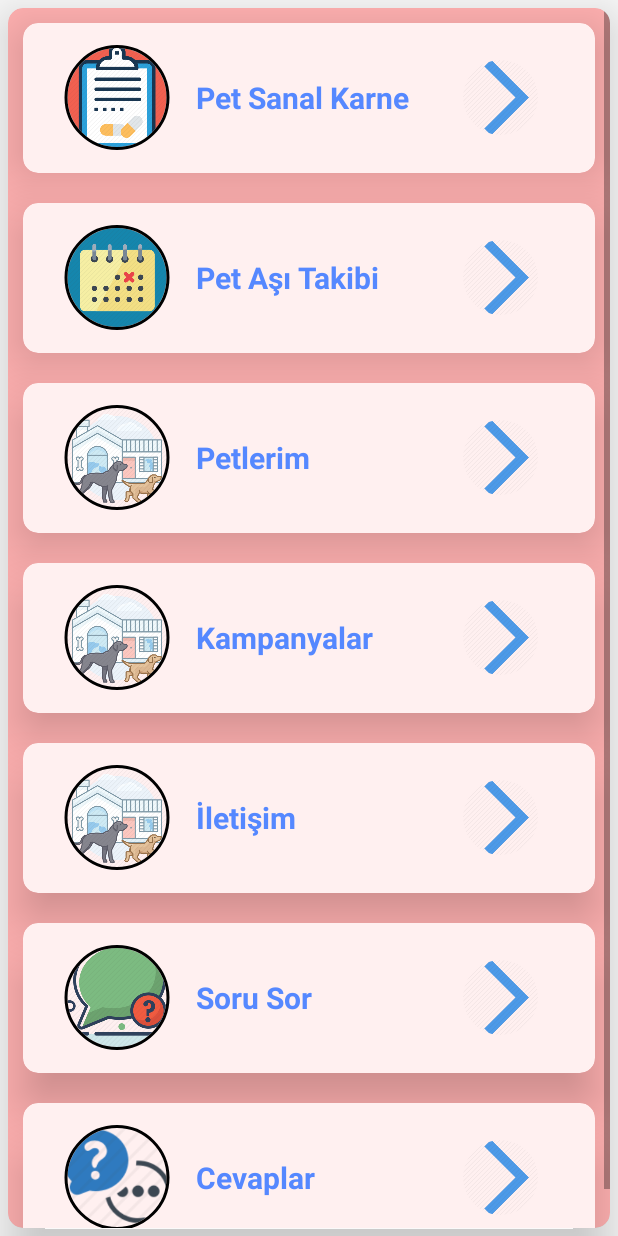
After one commit to Alperen53-dot/VeterinerHekim, an Android app: the HomeFragment screen opened directly, with no data from a screen before it, on a phone screen of 412 x 824 dp. The commit adds this screen. Run offline under Robolectric (Android 15) with nearby library versions, the phone set to English and light mode, and no system bars; our stand-ins replace CircleImageView; 1 statement that could not run was skipped.

Commit message:
Case 9 - Kullanıcı ana ekranı aktivity oluşturulması

```diff
--- a/VetPet/app/build.gradle
+++ b/VetPet/app/build.gradle
@@ -32,9 +32,10 @@ dependencies {
     //for gson
     implementation 'com.squareup.okhttp3:okhttp:3.4.2'
     implementation 'com.squareup.retrofit2:converter-gson:2.1.0'
-
+    implementation 'de.hdodenhof:circleimageview:3.0.0'
     implementation 'androidx.appcompat:appcompat:1.0.0-beta01'
     implementation 'androidx.constraintlayout:constraintlayout:1.1.2'
+    implementation 'androidx.legacy:legacy-support-v4:1.0.0-beta01'
     testImplementation 'junit:junit:4.12'
     androidTestImplementation 'com.android.support.test:runner:1.0.2'
     androidTestImplementation 'com.android.support.test.espresso:espresso-core:3.0.2'
--- a/VetPet/app/src/main/java/com/example/myapplication/Activities/LoginActivity.java
+++ b/VetPet/app/src/main/java/com/example/myapplication/Activities/LoginActivity.java
@@ -87,6 +87,4 @@ public class LoginActivity extends AppCompatActivity {
             }
         });
     }
-
-
 }
--- a/VetPet/app/src/main/java/com/example/myapplication/Activities/MainActivity.java
+++ b/VetPet/app/src/main/java/com/example/myapplication/Activities/MainActivity.java
@@ -5,7 +5,9 @@ import android.content.SharedPreferences;
 import android.os.Bundle;
 import android.widget.Button;
 
+import com.example.myapplication.Fragments.HomeFragment;
 import com.example.myapplication.R;
+import com.example.myapplication.Utils.ChangeFragments;
 import com.example.myapplication.Utils.GetSharedPreferences;
 
 import androidx.appcompat.app.AppCompatActivity;
@@ -20,10 +22,20 @@ public class MainActivity extends AppCompatActivity {
     protected void onCreate(Bundle savedInstanceState) {
         super.onCreate(savedInstanceState);
         setContentView(R.layout.activity_main);
+        getFragment();
+        tanımla();
+        kontrol();
 
+    }
+
+    private void getFragment() {
+        ChangeFragments changeFragments = new ChangeFragments(MainActivity.this);
+        changeFragments.change(new HomeFragment());
+    }
+
+    private void tanımla() {
         preferences = new GetSharedPreferences(MainActivity.this);
         sharedPreferences = preferences.getSession();
-        kontrol();
     }
 
     public void kontrol() {
--- /dev/null
+++ b/VetPet/app/src/main/java/com/example/myapplication/Fragments/HomeFragment.java
@@ -0,0 +1,28 @@
+package com.example.myapplication.Fragments;
+
+import android.os.Bundle;
+import android.view.LayoutInflater;
+import android.view.View;
+import android.view.ViewGroup;
+
+import com.example.myapplication.R;
+
+import androidx.fragment.app.Fragment;
+
+
+public class HomeFragment extends Fragment {
+
+
+    private View view;
+    @Override
+    public View onCreateView(LayoutInflater inflater, ViewGroup container,
+                             Bundle savedInstanceState) {
+        // Inflate the layout for this fragment
+        view = inflater.inflate(R.layout.fragment_home, container, false);
+
+
+        return view;
+    }
+
+
+}
--- a/VetPet/app/src/main/java/com/example/myapplication/ResApi/BaseUrl.java
+++ b/VetPet/app/src/main/java/com/example/myapplication/ResApi/BaseUrl.java
@@ -1,5 +1,5 @@
 package com.example.myapplication.ResApi;
 
 public class BaseUrl{
-    public static final String URL = "http://192.168.1.107/";
+    public static final String URL = "http://192.168.1.104/";
 }
--- a/VetPet/app/src/main/java/com/example/myapplication/ResApi/ManagerAll.java
+++ b/VetPet/app/src/main/java/com/example/myapplication/ResApi/ManagerAll.java
@@ -2,7 +2,10 @@ package com.example.myapplication.ResApi;
 
 
 import com.example.myapplication.models.LoginP;
+import com.example.myapplication.models.PetModel;
 import com.example.myapplication.models.RegisterP;
+
+import java.util.List;
 
 import retrofit2.Call;
 
@@ -27,5 +30,10 @@ public class ManagerAll extends BaseManager {
         return  x ;
     }
 
+    public Call<List<PetModel>> getPets(String id)
+    {
+        Call<List<PetModel>> x = getRestApi().getPets(id);
+        return  x ;
+    }
 
 }
--- a/VetPet/app/src/main/java/com/example/myapplication/ResApi/RestApi.java
+++ b/VetPet/app/src/main/java/com/example/myapplication/ResApi/RestApi.java
@@ -2,7 +2,10 @@ package com.example.myapplication.ResApi;
 
 
 import com.example.myapplication.models.LoginP;
+import com.example.myapplication.models.PetModel;
 import com.example.myapplication.models.RegisterP;
+
+import java.util.List;
 
 import retrofit2.Call;
 import retrofit2.http.Field;
@@ -22,4 +25,8 @@ public interface RestApi {
     @POST("/veterinerservis/girisyap.php")
     Call<LoginP> loginUser (@Field("kadi") String kadi, @Field("parola") String parola);
 
+    @FormUrlEncoded
+    @POST("/veterinerservis/petlerim.php")
+    Call<List<PetModel>> getPets (@Field("musid") String kadi);
+
 }
--- /dev/null
+++ b/VetPet/app/src/main/java/com/example/myapplication/Utils/ChangeFragments.java
@@ -0,0 +1,28 @@
+package com.example.myapplication.Utils;
+
+import android.content.Context;
+
+import com.example.myapplication.R;
+
+import androidx.fragment.app.Fragment;
+import androidx.fragment.app.FragmentActivity;
+import androidx.fragment.app.FragmentTransaction;
+
+public class ChangeFragments {
+
+    private Context context;
+
+    public ChangeFragments(Context context)
+    {
+        this.context=context;
+    }
+    public void change(Fragment fragment)
+    {
+        ((FragmentActivity)context).getSupportFragmentManager().beginTransaction()
+                .replace(R.id.mainFrameLayout,fragment, "fragment")
+                .setTransitionStyle(FragmentTransaction.TRANSIT_FRAGMENT_FADE)
+                .commit();
+    }
+
+
+}
--- /dev/null
+++ b/VetPet/app/src/main/java/com/example/myapplication/models/PetModel.java
@@ -0,0 +1,71 @@
+package com.example.myapplication.models;
+
+public class PetModel{
+	private boolean tf;
+	private String petid;
+	private String petresim;
+	private String pettur;
+	private String petisim;
+	private String petcins;
+
+	public void setTf(boolean tf){
+		this.tf = tf;
+	}
+
+	public boolean isTf(){
+		return tf;
+	}
+
+	public void setPetid(String petid){
+		this.petid = petid;
+	}
+
+	public String getPetid(){
+		return petid;
+	}
+
+	public void setPetresim(String petresim){
+		this.petresim = petresim;
+	}
+
+	public String getPetresim(){
+		return petresim;
+	}
+
+	public void setPettur(String pettur){
+		this.pettur = pettur;
+	}
+
+	public String getPettur(){
+		return pettur;
+	}
+
+	public void setPetisim(String petisim){
+		this.petisim = petisim;
+	}
+
+	public String getPetisim(){
+		return petisim;
+	}
+
+	public void setPetcins(String petcins){
+		this.petcins = petcins;
+	}
+
+	public String getPetcins(){
+		return petcins;
+	}
+
+	@Override
+ 	public String toString(){
+		return
+			"PetModel{" +
+			"tf = '" + tf + '\'' +
+			",petid = '" + petid + '\'' +
+			",petresim = '" + petresim + '\'' +
+			",pettur = '" + pettur + '\'' +
+			",petisim = '" + petisim + '\'' +
+			",petcins = '" + petcins + '\'' +
+			"}";
+		}
+}
--- a/VetPet/app/src/main/res/layout/activity_login.xml
+++ b/VetPet/app/src/main/res/layout/activity_login.xml
@@ -6,6 +6,7 @@
     android:background="@drawable/login_background"
     android:layout_height="match_parent"
     tools:context=".Activities.LoginActivity">
+
 
     <LinearLayout
         android:layout_width="match_parent"
--- a/VetPet/app/src/main/res/layout/activity_main.xml
+++ b/VetPet/app/src/main/res/layout/activity_main.xml
@@ -6,13 +6,18 @@
     android:layout_height="match_parent"
     tools:context=".Activities.MainActivity">
 
-    <TextView
-        android:layout_width="wrap_content"
-        android:layout_height="wrap_content"
-        android:text="Hello World!"
-        app:layout_constraintBottom_toBottomOf="parent"
-        app:layout_constraintLeft_toLeftOf="parent"
-        app:layout_constraintRight_toRightOf="parent"
-        app:layout_constraintTop_toTopOf="parent" />
+    <androidx.cardview.widget.CardView xmlns:card_view="http://schemas.android.com/apk/res-auto"
+        android:layout_width="match_parent"
+        android:layout_height="match_parent"
+        android:layout_margin="5dp"
+        card_view:cardBackgroundColor="#ffb0b0"
+        card_view:cardCornerRadius="10dp"
+        card_view:cardElevation="20dp">
 
+    <FrameLayout
+        android:layout_width="match_parent"
+        android:id="@+id/mainFrameLayout"
+        android:layout_height="match_parent"></FrameLayout>
+
+    </androidx.cardview.widget.CardView>
 </RelativeLayout>
--- /dev/null
+++ b/VetPet/app/src/main/res/layout/fragment_home.xml
@@ -0,0 +1,325 @@
+<?xml version="1.0" encoding="utf-8"?>
+<LinearLayout xmlns:android="http://schemas.android.com/apk/res/android"
+    xmlns:tools="http://schemas.android.com/tools"
+    android:layout_width="match_parent"
+    android:layout_height="match_parent"
+
+    tools:context=".Fragments.HomeFragment">
+
+    <ScrollView
+        android:layout_width="wrap_content"
+        android:layout_height="match_parent">
+        <LinearLayout
+            android:layout_width="match_parent"
+            android:orientation="vertical"
+            android:layout_height="match_parent">
+            <androidx.cardview.widget.CardView xmlns:card_view="http://schemas.android.com/apk/res-auto"
+                android:layout_width="match_parent"
+                android:layout_height="100dp"
+                android:layout_margin="10dp"
+                card_view:cardBackgroundColor="#fff0f0"
+                card_view:cardCornerRadius="10dp"
+                card_view:cardElevation="20dp">
+
+                <LinearLayout
+                    android:layout_width="match_parent"
+                    android:layout_height="match_parent"
+                    android:layout_gravity="center"
+                    android:layout_margin="10dp"
+                    android:gravity="center"
+                    android:orientation="horizontal">
+
+                    <de.hdodenhof.circleimageview.CircleImageView xmlns:app="http://schemas.android.com/apk/res-auto"
+                        android:layout_width="0dp"
+                        android:layout_height="70dp"
+                        android:layout_margin="15dp"
+                        android:layout_weight="2"
+                        android:src="@drawable/virtualcard"
+                        app:civ_border_color="#FF000000"
+                        app:civ_border_width="2dp" />
+
+                    <TextView
+                        android:layout_width="0dp"
+                        android:layout_height="wrap_content"
+                        android:layout_weight="4"
+                        android:text="Pet Sanal Karne"
+                        android:textColor="#5588ff"
+                        android:textSize="20dp"
+                        android:textStyle="bold" />
+
+                    <de.hdodenhof.circleimageview.CircleImageView xmlns:app="http://schemas.android.com/apk/res-auto"
+                        android:layout_width="0dp"
+                        android:layout_height="50dp"
+                        android:layout_margin="15dp"
+                        android:layout_weight="2"
+                        android:src="@drawable/okicon" />
+                </LinearLayout>
+
+            </androidx.cardview.widget.CardView>
+            <androidx.cardview.widget.CardView xmlns:card_view="http://schemas.android.com/apk/res-auto"
+                android:layout_width="match_parent"
+                android:layout_height="100dp"
+                android:layout_margin="10dp"
+                card_view:cardBackgroundColor="#fff0f0"
+                card_view:cardCornerRadius="10dp"
+                card_view:cardElevation="20dp">
+
+                <LinearLayout
+                    android:layout_width="match_parent"
+                    android:layout_height="match_parent"
+                    android:layout_gravity="center"
+                    android:layout_margin="10dp"
+                    android:gravity="center"
+                    android:orientation="horizontal">
+
+                    <de.hdodenhof.circleimageview.CircleImageView xmlns:app="http://schemas.android.com/apk/res-auto"
+                        android:layout_width="0dp"
+                        android:layout_height="70dp"
+                        android:layout_margin="15dp"
+                        android:layout_weight="2"
+                        android:src="@drawable/calendar"
+                        app:civ_border_color="#FF000000"
+                        app:civ_border_width="2dp" />
+
+                    <TextView
+                        android:layout_width="0dp"
+                        android:layout_height="wrap_content"
+                        android:layout_weight="4"
+                        android:text="Pet Aşı Takibi"
+                        android:textColor="#5588ff"
+                        android:textSize="20dp"
+                        android:textStyle="bold" />
+
+                    <de.hdodenhof.circleimageview.CircleImageView xmlns:app="http://schemas.android.com/apk/res-auto"
+                        android:layout_width="0dp"
+                        android:layout_height="50dp"
+                        android:layout_margin="15dp"
+                        android:layout_weight="2"
+                        android:src="@drawable/okicon" />
+                </LinearLayout>
+
+            </androidx.cardview.widget.CardView>
+            <androidx.cardview.widget.CardView xmlns:card_view="http://schemas.android.com/apk/res-auto"
+            android:layout_width="match_parent"
+            android:layout_height="100dp"
+            android:layout_margin="10dp"
+            card_view:cardBackgroundColor="#fff0f0"
+            card_view:cardCornerRadius="10dp"
+            card_view:cardElevation="20dp">
+
+            <LinearLayout
+                android:layout_width="match_parent"
+                android:layout_height="match_parent"
+                android:layout_gravity="center"
+                android:layout_margin="10dp"
+                android:gravity="center"
+                android:orientation="horizontal">
+
+                <de.hdodenhof.circleimageview.CircleImageView xmlns:app="http://schemas.android.com/apk/res-auto"
+                    android:layout_width="0dp"
+                    android:layout_height="70dp"
+                    android:layout_margin="15dp"
+                    android:layout_weight="2"
+                    android:src="@drawable/pets"
+                    app:civ_border_color="#FF000000"
+                    app:civ_border_width="2dp" />
+
+                <TextView
+                    android:layout_width="0dp"
+                    android:layout_height="wrap_content"
+                    android:layout_weight="4"
+                    android:text="Petlerim"
+                    android:textColor="#5588ff"
+                    android:textSize="20dp"
+                    android:textStyle="bold" />
+
+                <de.hdodenhof.circleimageview.CircleImageView xmlns:app="http://schemas.android.com/apk/res-auto"
+                    android:layout_width="0dp"
+                    android:layout_height="50dp"
+                    android:layout_margin="15dp"
+                    android:layout_weight="2"
+                    android:src="@drawable/okicon" />
+            </LinearLayout>
+
+        </androidx.cardview.widget.CardView>
+
+            <androidx.cardview.widget.CardView xmlns:card_view="http://schemas.android.com/apk/res-auto"
+                android:layout_width="match_parent"
+                android:layout_height="100dp"
+                android:layout_margin="10dp"
+                card_view:cardBackgroundColor="#fff0f0"
+                card_view:cardCornerRadius="10dp"
+                card_view:cardElevation="20dp">
+
+                <LinearLayout
+                    android:layout_width="match_parent"
+                    android:layout_height="match_parent"
+                    android:layout_gravity="center"
+                    android:layout_margin="10dp"
+                    android:gravity="center"
+                    android:orientation="horizontal">
+
+                    <de.hdodenhof.circleimageview.CircleImageView xmlns:app="http://schemas.android.com/apk/res-auto"
+                        android:layout_width="0dp"
+                        android:layout_height="70dp"
+                        android:layout_margin="15dp"
+                        android:layout_weight="2"
+                        android:src="@drawable/pets"
+                        app:civ_border_color="#FF000000"
+                        app:civ_border_width="2dp" />
+
+                    <TextView
+                        android:layout_width="0dp"
+                        android:layout_height="wrap_content"
+                        android:layout_weight="4"
+                        android:text="Kampanyalar"
+                        android:textColor="#5588ff"
+                        android:textSize="20dp"
+                        android:textStyle="bold" />
+
+                    <de.hdodenhof.circleimageview.CircleImageView xmlns:app="http://schemas.android.com/apk/res-auto"
+                        android:layout_width="0dp"
+                        android:layout_height="50dp"
+                        android:layout_margin="15dp"
+                        android:layout_weight="2"
+                        android:src="@drawable/okicon" />
+                </LinearLayout>
+
+            </androidx.cardview.widget.CardView>
+
+            <androidx.cardview.widget.CardView xmlns:card_view="http://schemas.android.com/apk/res-auto"
+                android:layout_width="match_parent"
+                android:layout_height="100dp"
+                android:layout_margin="10dp"
+                card_view:cardBackgroundColor="#fff0f0"
+                card_view:cardCornerRadius="10dp"
+                card_view:cardElevation="20dp">
+
+                <LinearLayout
+                    android:layout_width="match_parent"
+                    android:layout_height="match_parent"
+                    android:layout_gravity="center"
+                    android:layout_margin="10dp"
+                    android:gravity="center"
+                    android:orientation="horizontal">
+
+                    <de.hdodenhof.circleimageview.CircleImageView xmlns:app="http://schemas.android.com/apk/res-auto"
+                        android:layout_width="0dp"
+                        android:layout_height="70dp"
+                        android:layout_margin="15dp"
+                        android:layout_weight="2"
+                        android:src="@drawable/pets"
+                        app:civ_border_color="#FF000000"
+                        app:civ_border_width="2dp" />
+
+                    <TextView
+                        android:layout_width="0dp"
+                        android:layout_height="wrap_content"
+                        android:layout_weight="4"
+                        android:text="İletişim"
+                        android:textColor="#5588ff"
+                        android:textSize="20dp"
+                        android:textStyle="bold" />
+
+                    <de.hdodenhof.circleimageview.CircleImageView xmlns:app="http://schemas.android.com/apk/res-auto"
+                        android:layout_width="0dp"
+                        android:layout_height="50dp"
+                        android:layout_margin="15dp"
+                        android:layout_weight="2"
+                        android:src="@drawable/okicon" />
+                </LinearLayout>
+
+            </androidx.cardview.widget.CardView>
+            <androidx.cardview.widget.CardView xmlns:card_view="http://schemas.android.com/apk/res-auto"
+                android:layout_width="match_parent"
+                android:layout_height="100dp"
+                android:layout_margin="10dp"
+                card_view:cardBackgroundColor="#fff0f0"
+                card_view:cardCornerRadius="10dp"
+                card_view:cardElevation="20dp">
+
+                <LinearLayout
+                    android:layout_width="match_parent"
+                    android:layout_height="match_parent"
+                    android:layout_gravity="center"
+                    android:layout_margin="10dp"
+                    android:gravity="center"
+                    android:orientation="horizontal">
+
+                    <de.hdodenhof.circleimageview.CircleImageView xmlns:app="http://schemas.android.com/apk/res-auto"
+                        android:layout_width="0dp"
+                        android:layout_height="70dp"
+                        android:layout_margin="15dp"
+                        android:layout_weight="2"
+                        android:src="@drawable/question1"
+                        app:civ_border_color="#FF000000"
+                        app:civ_border_width="2dp" />
+
+                    <TextView
+                        android:layout_width="0dp"
+                        android:layout_height="wrap_content"
+                        android:layout_weight="4"
+                        android:text="Soru Sor"
+                        android:textColor="#5588ff"
+                        android:textSize="20dp"
+                        android:textStyle="bold" />
+
+                    <de.hdodenhof.circleimageview.CircleImageView xmlns:app="http://schemas.android.com/apk/res-auto"
+                        android:layout_width="0dp"
+                        android:layout_height="50dp"
+                        android:layout_margin="15dp"
+                        android:layout_weight="2"
+                        android:src="@drawable/okicon" />
+                </LinearLayout>
+
+            </androidx.cardview.widget.CardView>
+            <androidx.cardview.widget.CardView xmlns:card_view="http://schemas.android.com/apk/res-auto"
+                android:layout_width="match_parent"
+                android:layout_height="100dp"
+                android:layout_margin="10dp"
+                card_view:cardBackgroundColor="#fff0f0"
+                card_view:cardCornerRadius="10dp"
+                card_view:cardElevation="20dp">
+
+                <LinearLayout
+                    android:layout_width="match_parent"
+                    android:layout_height="match_parent"
+                    android:layout_gravity="center"
+                    android:layout_margin="10dp"
+                    android:gravity="center"
+                    android:orientation="horizontal">
+
+                    <de.hdodenhof.circleimageview.CircleImageView xmlns:app="http://schemas.android.com/apk/res-auto"
+                        android:layout_width="0dp"
+                        android:layout_height="70dp"
+                        android:layout_margin="15dp"
+                        android:layout_weight="2"
+                        android:src="@drawable/answer1"
+                        app:civ_border_color="#FF000000"
+                        app:civ_border_width="2dp" />
+
+                    <TextView
+                        android:layout_width="0dp"
+                        android:layout_height="wrap_content"
+                        android:layout_weight="4"
+                        android:text="Cevaplar"
+                        android:textColor="#5588ff"
+                        android:textSize="20dp"
+                        android:textStyle="bold" />
+
+                    <de.hdodenhof.circleimageview.CircleImageView xmlns:app="http://schemas.android.com/apk/res-auto"
+                        android:layout_width="0dp"
+                        android:layout_height="50dp"
+                        android:layout_margin="15dp"
+                        android:layout_weight="2"
+                        android:src="@drawable/okicon" />
+                </LinearLayout>
+
+            </androidx.cardview.widget.CardView>
+
+
+        </LinearLayout>
+    </ScrollView>
+
+
+</LinearLayout>
```
Also changed, not shown: VetPet/app/src/main/res/drawable/answer1.png (added), VetPet/app/src/main/res/drawable/question1.png (added), 2 other files.
